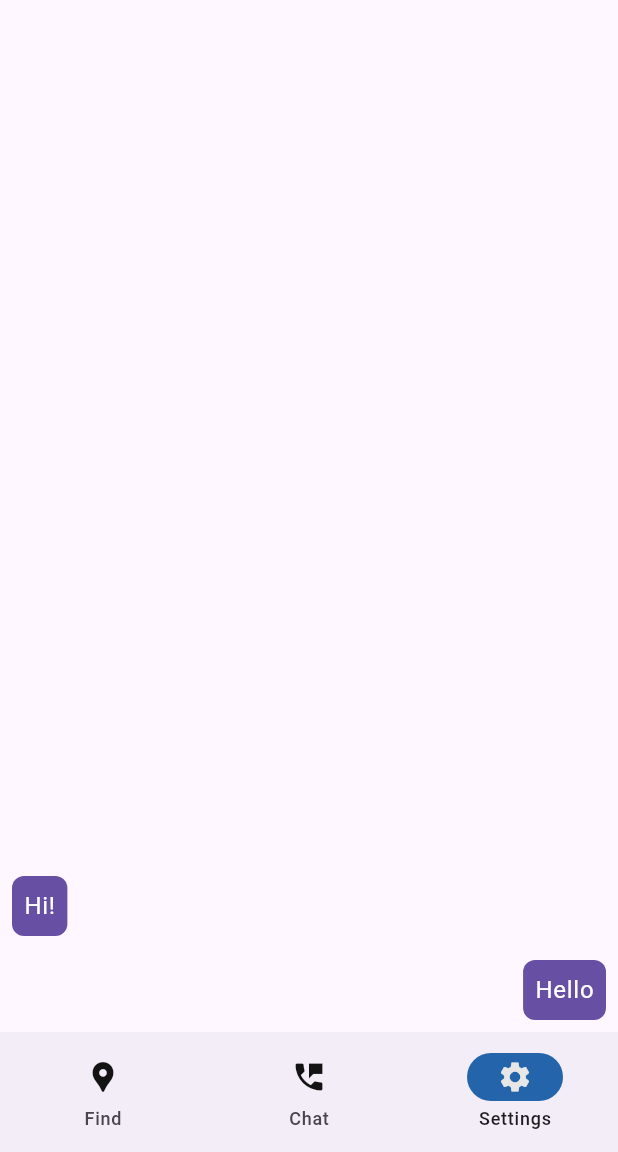
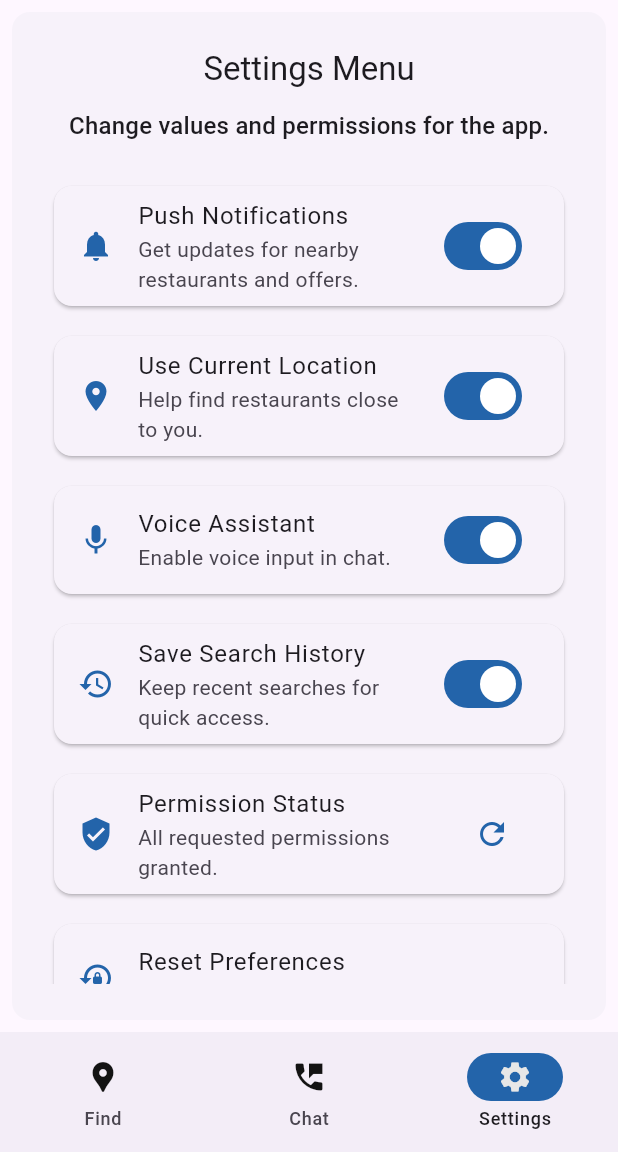
Before and after one commit to Np3-0/Tavio-Frontend, a Flutter app: the screen it shows after launch, item 3 of the bottom bar chosen, on a phone screen of 412 x 824 dp, the part 84-1236 px from its top. Run offline on Flutter 3.47's test engine with Material 3 defaults, Android fonts, the phone set to English and light mode, and no system bars; our stand-ins replace permission_handler.

Commit message:
settings page  layout

```diff
--- a/lib/main.dart
+++ b/lib/main.dart
@@ -24,6 +24,10 @@ class NavigationExample extends StatefulWidget {
 class _NavigationExampleState extends State<NavigationExample> {
   int currentPageIndex = 0;
   bool isCheckingPermissions = false;
+  bool notificationsEnabled = true;
+  bool locationServicesEnabled = true;
+  bool voiceAssistantEnabled = true;
+  bool saveSearchHistory = true;
   String permissionSummary = 'Pending permission check...';
 
   @override
@@ -94,7 +98,7 @@ class _NavigationExampleState extends State<NavigationExample> {
       ),
 
       body: <Widget>[
-        /// Home page
+        // Home page
         Card(
           elevation: 0,
           shadowColor: Colors.transparent,
@@ -143,8 +147,7 @@ class _NavigationExampleState extends State<NavigationExample> {
           ),
         ),
 
-        /// Chat page
-        /// Chat page
+        // Chat page
         Padding(
           padding: const EdgeInsets.all(8.0),
           child: Column(
@@ -268,48 +271,132 @@ class _NavigationExampleState extends State<NavigationExample> {
         ),
 
         /// Settings page
-        ListView.builder(
-          reverse: true,
-          itemCount: 2,
-          itemBuilder: (BuildContext context, int index) {
-            if (index == 0) {
-              return Align(
-                alignment: Alignment.centerRight,
-                child: Container(
+        Card(
+          elevation: 0,
+          shadowColor: Colors.transparent,
           margin: const EdgeInsets.all(8.0),
-                  padding: const EdgeInsets.all(8.0),
-                  decoration: BoxDecoration(
-                    color: theme.colorScheme.primary,
-                    borderRadius: BorderRadius.circular(8.0),
+          child: SizedBox.expand(
+            child: Padding(
+              padding: const EdgeInsets.all(24.0),
+              child: Column(
+                mainAxisAlignment: MainAxisAlignment.start,
+                children: <Widget>[
+                  Text('Settings Menu', style: theme.textTheme.titleLarge),
+                  const SizedBox(height: 12),
+                  Text(
+                    'Change values and permissions for the app.',
+                    style: theme.textTheme.titleMedium,
                   ),
-                  child: Text(
-                    'Hello',
-                    style: theme.textTheme.bodyLarge!.copyWith(
-                      color: theme.colorScheme.onPrimary,
+                  const SizedBox(height: 24),
+                  Expanded(
+                    child: ListView(
+                      children: <Widget>[
+                        Card(
+                          child: SwitchListTile(
+                            secondary: const Icon(Icons.notifications, color: AppColors.Ocean),
+                            title: const Text('Push Notifications'),
+                            subtitle: const Text('Get updates for nearby restaurants and offers.'),
+                            activeTrackColor: AppColors.Ocean,
+                            value: notificationsEnabled,
+                            onChanged: (bool value) {
+                              setState(() {
+                                notificationsEnabled = value;
+                              });
+                            },
+                          ),
+                        ),
+                        const SizedBox(height: 12),
+                        Card(
+                          child: SwitchListTile(
+                            secondary: const Icon(Icons.location_on, color: AppColors.Ocean),
+                            title: const Text('Use Current Location'),
+                            subtitle: const Text('Help find restaurants close to you.'),
+                            activeTrackColor: AppColors.Ocean,
+                            value: locationServicesEnabled,
+                            onChanged: (bool value) {
+                              setState(() {
+                                locationServicesEnabled = value;
+                              });
+                            },
+                          ),
+                        ),
+                        const SizedBox(height: 12),
+                        Card(
+                          child: SwitchListTile(
+                            secondary: const Icon(Icons.mic, color: AppColors.Ocean),
+                            title: const Text('Voice Assistant'),
+                            subtitle: const Text('Enable voice input in chat.'),
+                            activeTrackColor: AppColors.Ocean,
+                            value: voiceAssistantEnabled,
+                            onChanged: (bool value) {
+                              setState(() {
+                                voiceAssistantEnabled = value;
+                              });
+                            },
+                          ),
+                        ),
+                        const SizedBox(height: 12),
+                        Card(
+                          child: SwitchListTile(
+                            secondary: const Icon(Icons.history, color: AppColors.Ocean),
+                            title: const Text('Save Search History'),
+                            subtitle: const Text('Keep recent searches for quick access.'),
+                            activeTrackColor: AppColors.Ocean,
+                            value: saveSearchHistory,
+                            onChanged: (bool value) {
+                              setState(() {
+                                saveSearchHistory = value;
+                              });
+                            },
+                          ),
+                        ),
+                        const SizedBox(height: 12),
+                        Card(
+                          child: ListTile(
+                            leading: const Icon(Icons.verified_user, color: AppColors.Ocean),
+                            title: const Text('Permission Status'),
+                            subtitle: Text(permissionSummary),
+                            trailing: isCheckingPermissions
+                                ? const SizedBox(
+                                    width: 20,
+                                    height: 20,
+                                    child: CircularProgressIndicator(strokeWidth: 2),
+                                  )
+                                : IconButton(
+                                    onPressed: _runPermissionCheck,
+                                    icon: const Icon(Icons.refresh, color: AppColors.Ocean),
+                                    tooltip: 'Check again',
                                   ),
                           ),
                         ),
+                        const SizedBox(height: 12),
+                        Card(
+                          child: ListTile(
+                            leading: const Icon(Icons.lock_reset, color: AppColors.Ocean),
+                            title: const Text('Reset Preferences'),
+                            subtitle: const Text('Restore all settings to defaults.'),
+                            onTap: () {
+                              setState(() {
+                                notificationsEnabled = true;
+                                locationServicesEnabled = true;
+                                voiceAssistantEnabled = true;
+                                saveSearchHistory = true;
+                              });
+                              ScaffoldMessenger.of(context).showSnackBar(
+                                const SnackBar(content: Text('Settings reset to defaults.')),
                               );
-            }
-            return Align(
-              alignment: Alignment.centerLeft,
-              child: Container(
-                margin: const EdgeInsets.all(8.0),
-                padding: const EdgeInsets.all(8.0),
-                decoration: BoxDecoration(
-                  color: theme.colorScheme.primary,
-                  borderRadius: BorderRadius.circular(8.0),
+                            },
                           ),
-                child: Text(
-                  'Hi!',
-                  style: theme.textTheme.bodyLarge!.copyWith(
-                    color: theme.colorScheme.onPrimary,
+                        ),
+                      ],
+                    )
+                  ),
+                ],
+              )
             ),
           ),
         ),
-            );
-          },
-        ),
+
       ][currentPageIndex],
     );
   }
```
Lines whose indentation alone changed are shown as unchanged.
